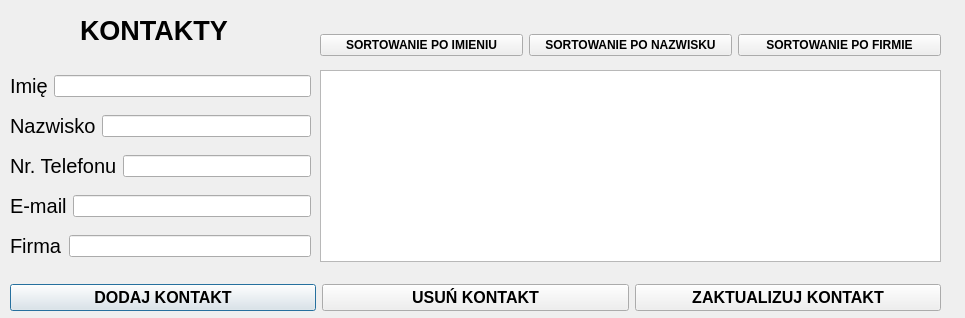
Above: Organizator_SQL/contacts.ui from DominikZycinski/Organizer_Qt before the change. Below: the same form after it.
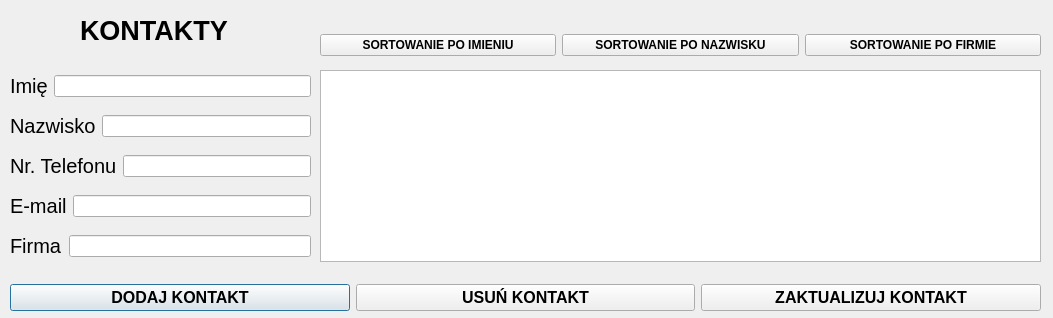
That is the form after the change.

The edit to the form file:
```diff
--- a/Organizator_SQL/contacts.ui
+++ b/Organizator_SQL/contacts.ui
@@ -6,7 +6,7 @@
    <rect>
     <x>0</x>
     <y>0</y>
-    <width>965</width>
+    <width>1053</width>
     <height>318</height>
    </rect>
   </property>
@@ -204,7 +204,7 @@
     <rect>
      <x>320</x>
      <y>70</y>
-     <width>621</width>
+     <width>721</width>
      <height>192</height>
     </rect>
    </property>
@@ -222,7 +222,7 @@
     <rect>
      <x>10</x>
      <y>280</y>
-     <width>931</width>
+     <width>1031</width>
      <height>35</height>
     </rect>
    </property>
@@ -279,7 +279,7 @@
     <rect>
      <x>320</x>
      <y>30</y>
-     <width>621</width>
+     <width>721</width>
      <height>30</height>
     </rect>
    </property>
```
